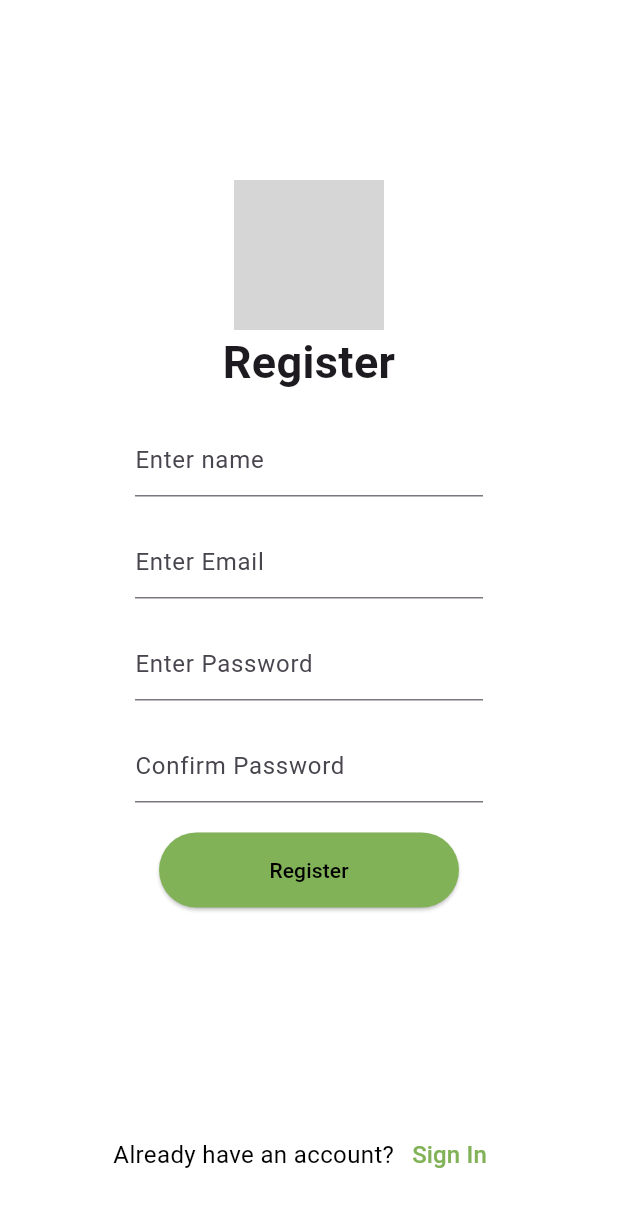
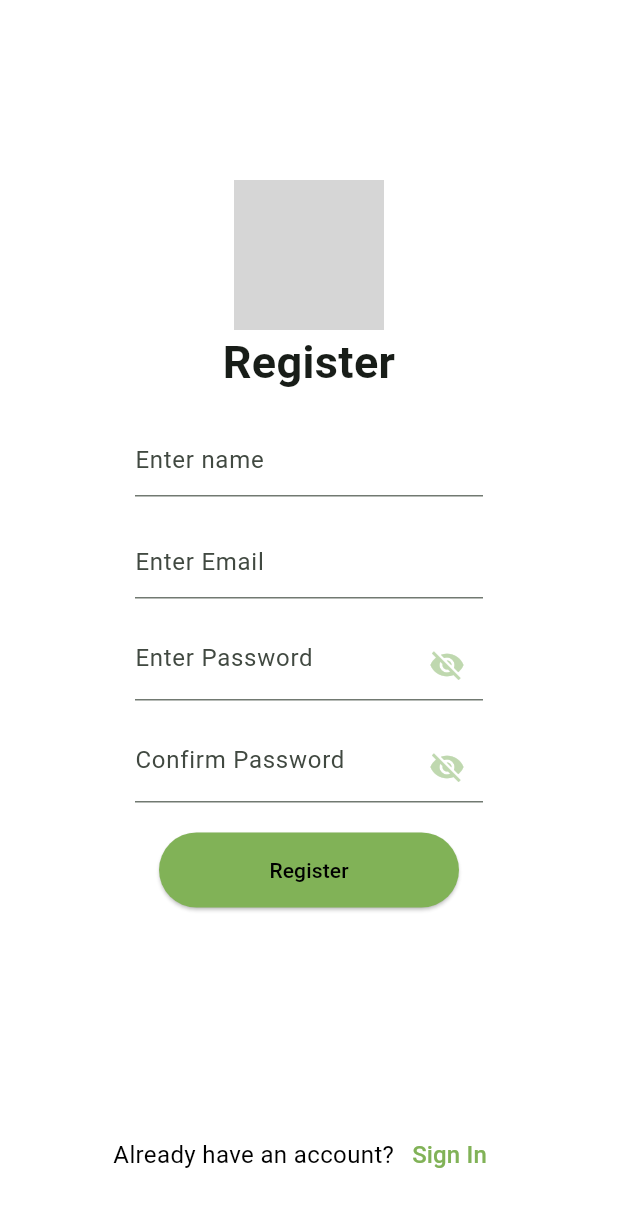
Before and after one commit to C0deRhin0/new-trashtrackr, a Flutter app: the SignupPage screen opened directly, after a tap on "Sign In", after a tap on "Forgot Password?", on a phone screen of 412 x 824 dp. Shown: the top 1207 px of the screen. Run offline on Flutter 3.47's test engine with Material 3 defaults, Android fonts, the phone set to English and light mode, and no system bars; our stand-ins replace dartz, firebase_auth, firebase_core, flutter_svg, get_it, material_symbols_icons; accounts and stored records are empty; network calls fail; grey boxes are pictures that could not be loaded.

Commit message:
password eye implemented and color as well

```diff
--- a/lib/core/config/theme/app_colors.dart
+++ b/lib/core/config/theme/app_colors.dart
@@ -21,4 +21,5 @@ class AppColors{
   static const dropShadows = Color(0xffB6B6B6);
   static const locationMarker = Color(0xff81B257);
   static const truckMarker = Color(0xff19211A);
+  static const iconSecondary = Color(0xffBFD8AF);
 }
--- a/lib/main.dart
+++ b/lib/main.dart
@@ -1,4 +1,5 @@
 import 'package:flutter/material.dart';
+import 'package:new_trashtrackr/core/config/theme/app_colors.dart';
 import 'package:new_trashtrackr/presentation/home/pages/home.dart';
 import 'package:new_trashtrackr/presentation/pages/splash/splash.dart';
 import 'package:new_trashtrackr/presentation/pages/auth/signin.dart';
@@ -23,7 +24,7 @@ class MyApp extends StatelessWidget {
   Widget build(BuildContext context) {
     return MaterialApp(
       theme: ThemeData(
-        colorScheme: ColorScheme.fromSeed(seedColor: Colors.deepPurple),
+        colorScheme: ColorScheme.fromSeed(seedColor: AppColors.truckMarker),
         useMaterial3: true,
       ),
       home: SplashPage(),
--- a/lib/presentation/pages/auth/signin.dart
+++ b/lib/presentation/pages/auth/signin.dart
@@ -1,9 +1,6 @@
-// ignore_for_file: unnecessary_const
-
 import 'package:flutter/material.dart';
 import 'package:new_trashtrackr/core/config/assets/app_vectors.dart';
 import 'package:new_trashtrackr/core/config/theme/app_colors.dart';
-import 'package:new_trashtrackr/core/config/theme/app_theme.dart';
 import 'package:flutter_svg/flutter_svg.dart';
 import 'package:new_trashtrackr/data/models/auth/signin_user_req.dart';
 import 'package:new_trashtrackr/domain/usecases/auth/signin.dart';
@@ -12,11 +9,17 @@ import 'package:new_trashtrackr/presentation/pages/auth/signup.dart';
 import '../../../service_locator.dart';
 import '../../home/pages/home.dart';
 
-class SigninPage extends StatelessWidget {
+class SigninPage extends StatefulWidget {
   SigninPage({super.key});
 
+  @override
+  _SigninPageState createState() => _SigninPageState();
+}
+
+class _SigninPageState extends State<SigninPage> {
   final TextEditingController _email = TextEditingController();
   final TextEditingController _password = TextEditingController();
+  bool isPasswordHidden = true;
 
   @override
   Widget build(BuildContext context) {
@@ -105,8 +108,19 @@ class SigninPage extends StatelessWidget {
   Widget _passwordField(BuildContext context) {
     return TextField(
       controller: _password,
-      decoration: const InputDecoration(
+      obscureText: isPasswordHidden,
+      decoration: InputDecoration(
         hintText: 'Enter Password',
+        suffixIcon: IconButton(
+          icon: Icon(
+            isPasswordHidden ? Icons.visibility_off : Icons.visibility,
+          ), color: AppColors.iconSecondary,
+          onPressed: () {
+            setState(() {
+              isPasswordHidden = !isPasswordHidden;
+            });
+          },
+        ),
       ).applyDefaults(
         Theme.of(context).inputDecorationTheme,
       ),
--- a/lib/presentation/pages/auth/signup.dart
+++ b/lib/presentation/pages/auth/signup.dart
@@ -1,9 +1,6 @@
-// ignore_for_file: unnecessary_const
-
 import 'package:flutter/material.dart';
 import 'package:new_trashtrackr/core/config/assets/app_vectors.dart';
 import 'package:new_trashtrackr/core/config/theme/app_colors.dart';
-import 'package:new_trashtrackr/core/config/theme/app_theme.dart';
 import 'package:flutter_svg/flutter_svg.dart';
 import 'package:new_trashtrackr/data/models/auth/create_user_req.dart';
 import 'package:new_trashtrackr/domain/usecases/auth/signup.dart';
@@ -11,13 +8,19 @@ import 'package:new_trashtrackr/presentation/pages/auth/signin.dart';
 import 'package:new_trashtrackr/presentation/home/pages/home.dart';
 import 'package:new_trashtrackr/service_locator.dart';
 
-class SignupPage extends StatelessWidget {
+class SignupPage extends StatefulWidget {
   SignupPage({super.key});
 
+  @override
+  _SignupPageState createState() => _SignupPageState();
+}
+
+class _SignupPageState extends State<SignupPage> {
   final TextEditingController _name = TextEditingController();
   final TextEditingController _email = TextEditingController();
   final TextEditingController _password = TextEditingController();
   final TextEditingController _confirmPassword = TextEditingController();
+  bool isPasswordHidden = true;
 
   @override
   Widget build(BuildContext context) {
@@ -121,8 +124,19 @@ class SignupPage extends StatelessWidget {
   Widget _passwordField(BuildContext context) {
     return TextField(
       controller: _password,
-      decoration: const InputDecoration(
+      obscureText: isPasswordHidden,
+      decoration: InputDecoration(
         hintText: 'Enter Password',
+        suffixIcon: IconButton(
+          icon: Icon(
+            isPasswordHidden ? Icons.visibility_off : Icons.visibility,
+          ), color: AppColors.iconSecondary,
+          onPressed: () {
+            setState(() {
+              isPasswordHidden = !isPasswordHidden;
+            });
+          },
+        ),
       ).applyDefaults(
         Theme.of(context).inputDecorationTheme,
       ),
@@ -132,8 +146,19 @@ class SignupPage extends StatelessWidget {
   Widget _confirmPasswordField(BuildContext context) {
     return TextField(
       controller: _confirmPassword,
-      decoration: const InputDecoration(
+      obscureText: isPasswordHidden,
+      decoration: InputDecoration(
         hintText: 'Confirm Password',
+        suffixIcon: IconButton(
+          icon: Icon(
+            isPasswordHidden ? Icons.visibility_off : Icons.visibility,
+          ), color: AppColors.iconSecondary,
+          onPressed: () {
+            setState(() {
+              isPasswordHidden = !isPasswordHidden;
+            });
+          },
+        ),
       ).applyDefaults(
         Theme.of(context).inputDecorationTheme,
       ),
```
